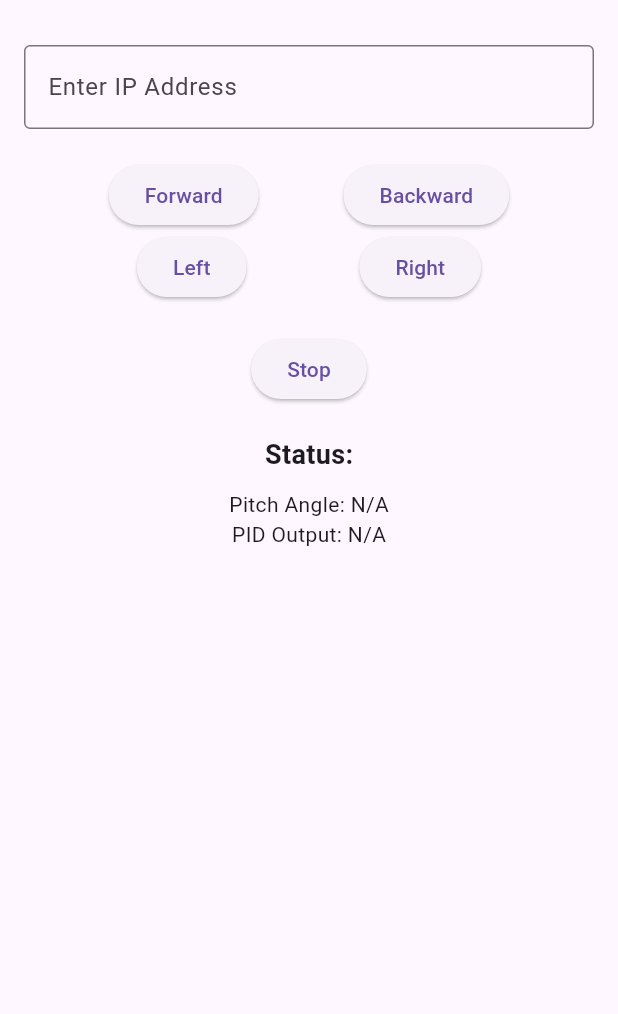
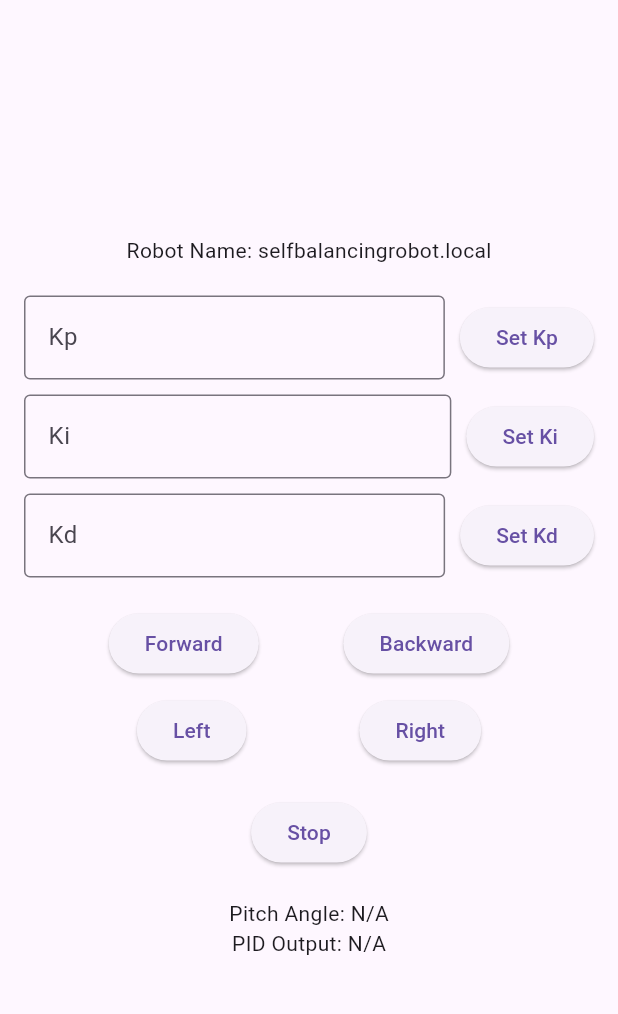
Before and after one commit to theodorostaloumtzis/robot_control_app, a Flutter app: the first screen one second after launch, on a phone screen of 412 x 824 dp, the part 63-1077 px from its top. Run offline on Flutter 3.47's test engine with Material 3 defaults, Android fonts, the light colour scheme and no system bars.

Commit message:
mDNS integration with the ESP32 Robot

```diff
--- a/lib/main.dart
+++ b/lib/main.dart
@@ -25,19 +25,18 @@ class ControlPage extends StatefulWidget {
 }
 
 class _ControlPageState extends State<ControlPage> {
-  String ipAddress = ""; // Store the user-entered IP address
+  String robotName = "selfbalancingrobot.local"; // mDNS name
   String pitchAngle = "N/A";
   String pidOutput = "N/A";
-  Timer? timer;
+  String kp = "0.0";
+  String ki = "0.0";
+  String kd = "0.0";
+  Timer? statusTimer;
 
   // Function to send motor commands to the ESP32
   Future<void> sendCommand(String command) async {
-    if (ipAddress.isEmpty) {
-      showError("IP Address is not set");
-      return;
-    }
     try {
-      final url = Uri.http(ipAddress, "/command", {"command": command});
+      final url = Uri.http(robotName, "/command", {"command": command});
       final response = await http.get(url);
       if (response.statusCode == 200) {
         showMessage(response.body);
@@ -51,21 +50,36 @@ class _ControlPageState extends State<ControlPage> {
 
   // Function to fetch pitch angle and PID output
   Future<void> fetchStatus() async {
-    if (ipAddress.isEmpty) {
-      showError("IP Address is not set");
-      return;
-    }
     try {
-      final url = Uri.http(ipAddress, "/status");
+      final url = Uri.http(robotName, "/status");
       final response = await http.get(url);
       if (response.statusCode == 200) {
         List<String> status = response.body.split('\n');
+        if (status.length >= 2) {
           setState(() {
-          pitchAngle = status[0].split(": ")[1];
-          pidOutput = status[1].split(": ")[1];
+            pitchAngle = status[0].split(": ")[1]; // Ensure this index exists
+            pidOutput = status[1].split(": ")[1]; // Ensure this index exists
           });
         } else {
+          showError("Unexpected status format");
+        }
+      } else {
         showError("Failed to fetch status");
+      }
+    } catch (e) {
+      showError("Error: $e");
+    }
+  }
+
+  // Function to set individual PID values
+  Future<void> setPidValue(String type, String value) async {
+    try {
+      final url = Uri.http(robotName, "/set_pid", {type: value});
+      final response = await http.get(url); // Use GET for setting individual PID
+      if (response.statusCode == 200) {
+        showMessage("PID $type set to $value");
+      } else {
+        showError("Failed to set PID $type");
       }
     } catch (e) {
       showError("Error: $e");
@@ -79,19 +93,21 @@ class _ControlPageState extends State<ControlPage> {
 
   // Show error dialog
   void showError(String error) {
-    ScaffoldMessenger.of(context).showSnackBar(SnackBar(content: Text(error, style: TextStyle(color: Colors.red))));
+    ScaffoldMessenger.of(context).showSnackBar(SnackBar(
+      content: Text(error, style: TextStyle(color: Colors.red)),
+    ));
   }
 
   @override
   void initState() {
     super.initState();
     // Periodically fetch status every 2 seconds
-    timer = Timer.periodic(Duration(seconds: 2), (Timer t) => fetchStatus());
+    statusTimer = Timer.periodic(Duration(seconds: 2), (Timer t) => fetchStatus());
   }
 
   @override
   void dispose() {
-    timer?.cancel(); // Stop timer when app is closed
+    statusTimer?.cancel(); // Stop status timer when app is closed
     super.dispose();
   }
 
@@ -104,19 +120,64 @@ class _ControlPageState extends State<ControlPage> {
       body: Padding(
         padding: const EdgeInsets.all(16.0),
         child: Column(
+          mainAxisAlignment: MainAxisAlignment.center,
           children: <Widget>[
-            TextField(
+            Text('Robot Name: $robotName'),
+            SizedBox(height: 20),
+            // PID Controls
+            buildPidControl('Kp', (value) {
+              kp = value; // Update Kp value
+              setPidValue("Kp", kp); // Send Kp value to the server
+            }),
+            SizedBox(height: 10),
+            buildPidControl('Ki', (value) {
+              ki = value; // Update Ki value
+              setPidValue("Ki", ki); // Send Ki value to the server
+            }),
+            SizedBox(height: 10),
+            buildPidControl('Kd', (value) {
+              kd = value; // Update Kd value
+              setPidValue("Kd", kd); // Send Kd value to the server
+            }),
+            SizedBox(height: 20),
+            // Robot Movement Controls
+            buildMovementControls(),
+            SizedBox(height: 20),
+            Text('Pitch Angle: $pitchAngle'),
+            Text('PID Output: $pidOutput'),
+          ],
+        ),
+      ),
+    );
+  }
+
+  // Helper method to build PID Control UI
+  Widget buildPidControl(String label, Function(String) onChanged) {
+    return Row(
+      children: <Widget>[
+        Expanded(
+          child: TextField(
             decoration: InputDecoration(
               border: OutlineInputBorder(),
-                labelText: 'Enter IP Address',
+              labelText: label,
             ),
-              onChanged: (value) {
-                setState(() {
-                  ipAddress = value; // Update IP address
-                });
-              },
+            keyboardType: TextInputType.number,
+            onChanged: onChanged,
           ),
-            SizedBox(height: 20),
+        ),
+        SizedBox(width: 10),
+        ElevatedButton(
+          onPressed: () => onChanged(label),
+          child: Text('Set $label'),
+        ),
+      ],
+    );
+  }
+
+  // Helper method to build movement control UI
+  Widget buildMovementControls() {
+    return Column(
+      children: <Widget>[
         Row(
           mainAxisAlignment: MainAxisAlignment.spaceEvenly,
           children: <Widget>[
@@ -130,6 +191,7 @@ class _ControlPageState extends State<ControlPage> {
             ),
           ],
         ),
+        SizedBox(height: 10),
         Row(
           mainAxisAlignment: MainAxisAlignment.spaceEvenly,
           children: <Widget>[
@@ -148,17 +210,7 @@ class _ControlPageState extends State<ControlPage> {
           onPressed: () => sendCommand("STOP"),
           child: Text('Stop'),
         ),
-            SizedBox(height: 20),
-            Text(
-              'Status:',
-              style: TextStyle(fontWeight: FontWeight.bold, fontSize: 18),
-            ),
-            SizedBox(height: 10),
-            Text('Pitch Angle: $pitchAngle'),
-            Text('PID Output: $pidOutput'),
       ],
-        ),
-      ),
     );
   }
 }
--- a/pubspec.yaml
+++ b/pubspec.yaml
@@ -11,4 +11,5 @@ environment:
 dependencies:
   flutter:
     sdk: flutter
-  http: ^1.2.2
+  http: ^0.13.4
+  fl_chart: ^0.50.0 # or any newer version
```
Also changed, not shown: pubspec.lock. Lines whose indentation alone changed are shown as unchanged.
